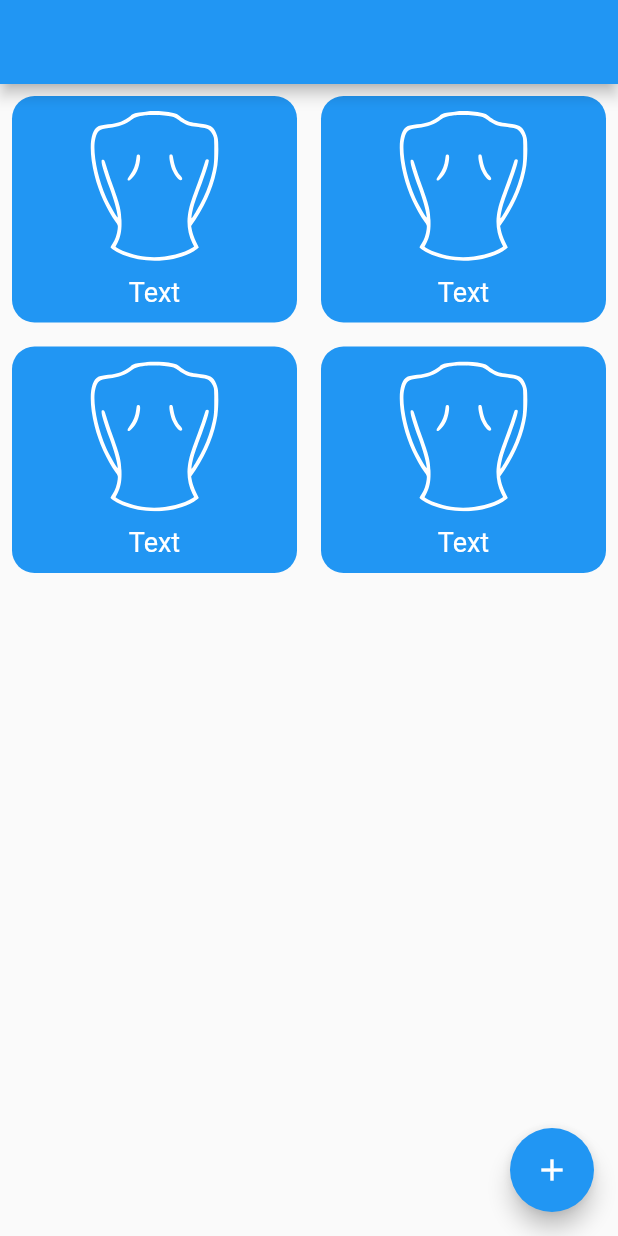
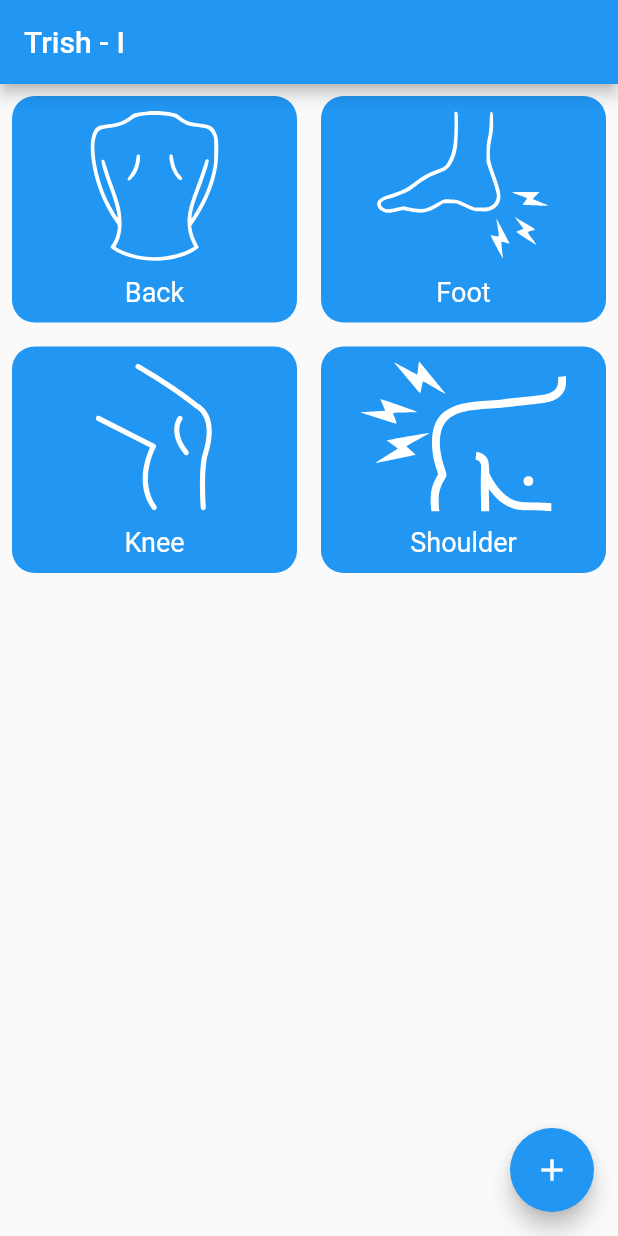
Before and after one commit to codec-akash/Trish-I, a Flutter app: the screen it shows after launch, on a phone screen of 412 x 824 dp. Run offline on Flutter 3.47's test engine with Material 2 defaults, Android fonts, the phone set to English and light mode, and no system bars; our stand-ins replace flutter_svg.

Commit message:
Navigation added

```diff
--- a/lib/main.dart
+++ b/lib/main.dart
@@ -2,7 +2,7 @@ import 'package:flutter/material.dart';
 import 'package:trishi/screens/bmi_page.dart';
 import 'package:trishi/screens/home_screen.dart';
 import 'package:trishi/screens/splash_screen.dart';
-import 'package:trishi/screens/card_sucess_screen.dart';
+import 'package:trishi/screens/pressure_adjust.dart';
 
 void main() {
   runApp(MyApp());
@@ -17,7 +17,7 @@ class MyApp extends StatelessWidget {
       theme: ThemeData(
         primarySwatch: Colors.blue,
       ),
-      home: HomeScreen(),
+      home: SplashScreen(),
     );
   }
 }
--- a/lib/screens/home_screen.dart
+++ b/lib/screens/home_screen.dart
@@ -12,7 +12,9 @@ class _HomeScreenState extends State<HomeScreen> {
   @override
   Widget build(BuildContext context) {
     return Scaffold(
-      appBar: AppBar(),
+      appBar: AppBar(
+        title: Text("Trish - I"),
+      ),
       floatingActionButton: FloatingActionButton(
         onPressed: () {},
         child: Icon(Icons.add),
@@ -22,15 +24,31 @@ class _HomeScreenState extends State<HomeScreen> {
           Row(
             mainAxisAlignment: MainAxisAlignment.center,
             children: [
-              Expanded(child: BodypartCard()),
-              Expanded(child: BodypartCard()),
+              Expanded(
+                  child: BodypartCard(
+                imagePath: 'assets/svgs/back.svg',
+                bodyPart: 'Back',
+              )),
+              Expanded(
+                  child: BodypartCard(
+                imagePath: 'assets/svgs/foot.svg',
+                bodyPart: 'Foot',
+              )),
             ],
           ),
           Row(
             mainAxisAlignment: MainAxisAlignment.center,
             children: [
-              Expanded(child: BodypartCard()),
-              Expanded(child: BodypartCard()),
+              Expanded(
+                  child: BodypartCard(
+                imagePath: 'assets/svgs/knees.svg',
+                bodyPart: 'Knee',
+              )),
+              Expanded(
+                  child: BodypartCard(
+                imagePath: 'assets/svgs/shoulder.svg',
+                bodyPart: 'Shoulder',
+              )),
             ],
           ),
         ],
--- a/lib/widgets/body_part_card.dart
+++ b/lib/widgets/body_part_card.dart
@@ -1,13 +1,28 @@
 import 'package:flutter/material.dart';
 import 'package:flutter_svg/flutter_svg.dart';
 import 'package:trishi/global/global.dart';
+import 'package:trishi/screens/pressure_adjust.dart';
 
 class BodypartCard extends StatelessWidget {
-  const BodypartCard({Key? key}) : super(key: key);
+  final String imagePath;
+  final String bodyPart;
+  const BodypartCard({
+    Key? key,
+    required this.imagePath,
+    required this.bodyPart,
+  }) : super(key: key);
 
   @override
   Widget build(BuildContext context) {
-    return Container(
+    return GestureDetector(
+      onTap: () {
+        Navigator.of(context).push(MaterialPageRoute(
+            builder: (context) => PressureAdjust(
+                  imagePath: imagePath,
+                  bodyPart: bodyPart,
+                )));
+      },
+      child: Container(
         padding: EdgeInsets.symmetric(horizontal: 15.0, vertical: 10.0),
         margin: EdgeInsets.all(8.0),
         decoration: BoxDecoration(
@@ -20,14 +35,14 @@ class BodypartCard extends StatelessWidget {
             children: <Widget>[
               Container(
                 child: SvgPicture.asset(
-                "assets/svgs/back.svg",
+                  imagePath,
                   height: 100,
                   color: Colors.white,
                 ),
               ),
               SizedBox(height: 10),
               Text(
-              "Text",
+                bodyPart,
                 style: TextStyle(
                   fontSize: 18.0,
                   color: Colors.white,
@@ -36,6 +51,7 @@ class BodypartCard extends StatelessWidget {
             ],
           ),
         ),
+      ),
     );
   }
 }
```
Also changed, not shown: lib/screens/card_sucess_screen.dart (deleted, +0 -57 lines), lib/screens/pressure_adjust.dart (added, +76 -0 lines), lib/screens/splash_screen.dart (+22 -5 lines), lib/model/body_model.dart (added). Lines whose indentation alone changed are shown as unchanged.
